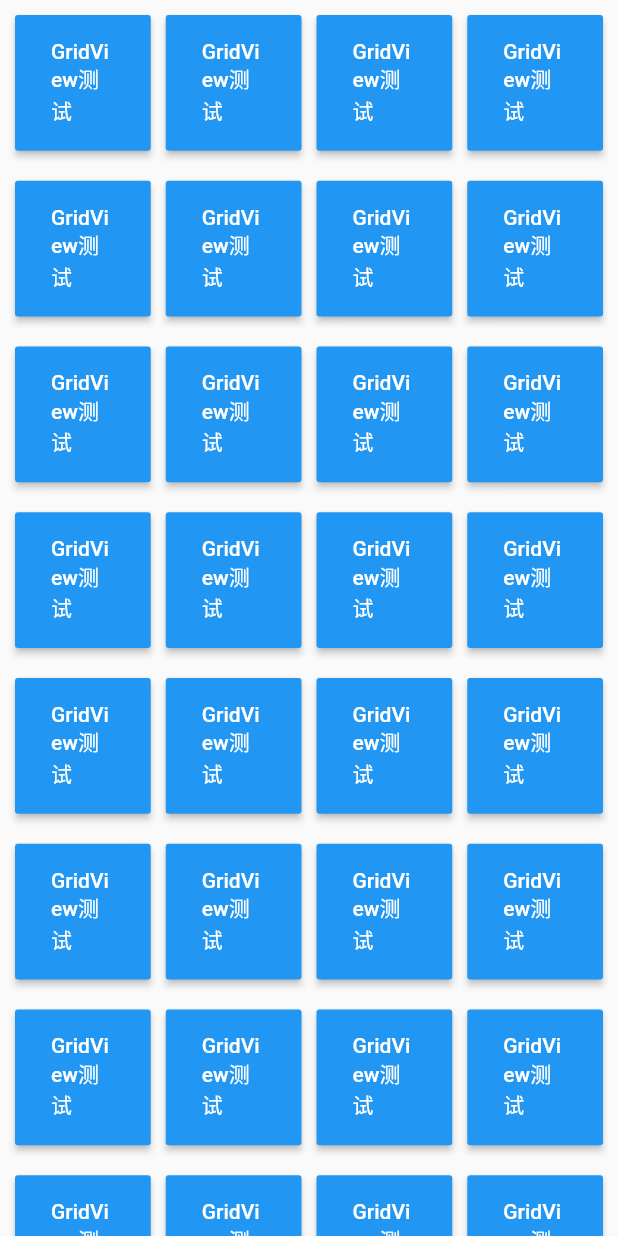
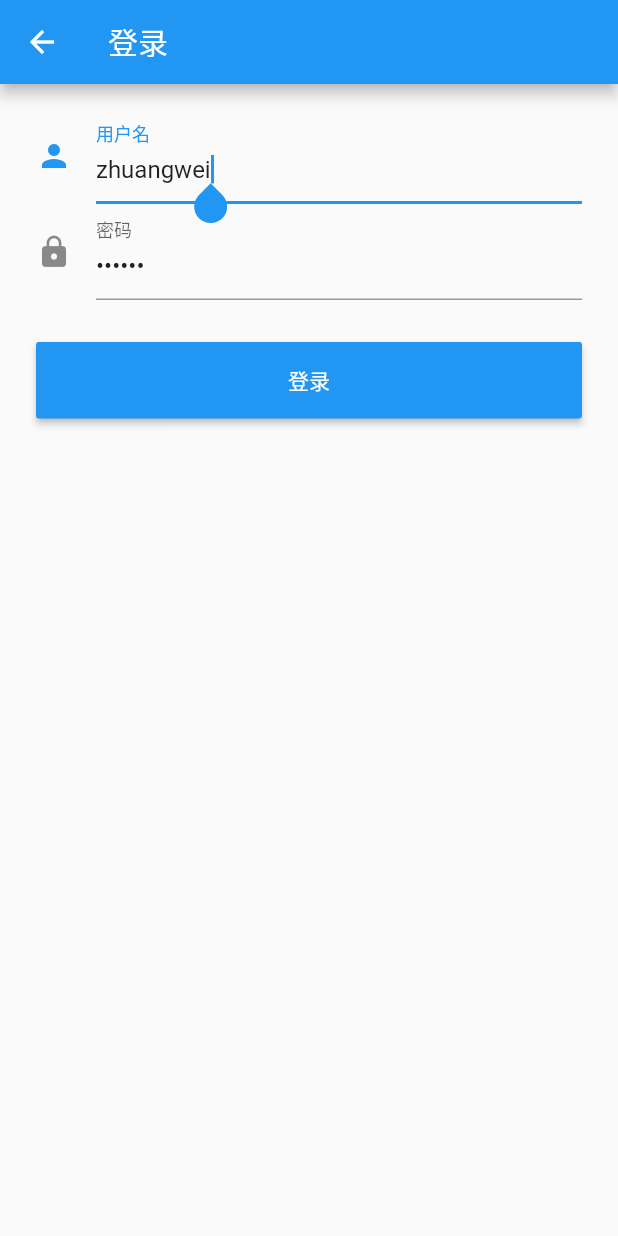
Before and after one commit to zw-zhuangwei/flutter-app, a Flutter app: the screen it shows after launch, on a phone screen of 412 x 824 dp. Run offline on Flutter 3.47's test engine with Material 2 defaults, Android fonts, the phone set to English and light mode, and no system bars; our stand-ins replace dio, flutter_swiper, fluttertoast, localstorage, shared_preferences, shimmer and 1 more.

Commit message:
### 添加本地缓存

```diff
--- /dev/null
+++ b/lib/api/account_api.dart
@@ -0,0 +1,6 @@
+import '../utils/dio_util.dart';
+
+class AccountApi {
+  static DioUtil request = DioUtil();
+  static login(data) => request.post('/api/user/login', data: data);
+}
--- a/lib/api/test_api.dart
+++ b/lib/api/test_api.dart
@@ -1,4 +1,4 @@
-import '../utils/DioUtil.dart';
+import '../utils/dio_util.dart';
 
 class TestApi {
   static DioUtil request = DioUtil();
--- /dev/null
+++ b/lib/config/manage_config.dart
@@ -0,0 +1,3 @@
+class ManageConfig {
+  static final String userInfoStorage = 'USER_INFO_STORAGE';
+}
--- a/lib/main.dart
+++ b/lib/main.dart
@@ -7,7 +7,7 @@ import './router/home_router.dart';
 
 import './provider/Counter.dart';
 
-void main() {
+void main() async {
   runZoned(() => runApp(MyApp()), onError: (Object obj, StackTrace stack) {
     //全局未捕获error拦截
     print('全局拦截错误obj：$obj');
@@ -32,7 +32,7 @@ class MyApp extends StatelessWidget {
               primarySwatch: Colors.blue,
             ),
             // home: BottomBar(),
-            initialRoute: '/gridview_sys_widget', //初始化加载的路由
+            initialRoute: '/login_account_page', //初始化加载的路由
             //routes: {},
             onGenerateRoute: onGenerateRoute, //路由拦截器
           );
--- /dev/null
+++ b/lib/pages/account/login_account_page.dart
@@ -0,0 +1,98 @@
+import 'dart:convert';
+
+import 'package:flutter/material.dart';
+import 'package:localstorage/localstorage.dart';
+import '../../config/manage_config.dart';
+import '../../utils/storage_util.dart';
+
+import '../../api/account_api.dart';
+
+class LoginAccountPage extends StatefulWidget {
+  @override
+  _LoginAccountPageState createState() => new _LoginAccountPageState();
+}
+
+class _LoginAccountPageState extends State<LoginAccountPage> {
+  TextEditingController _unameController =
+      TextEditingController(text: 'zhuangwei');
+  TextEditingController _pwdController = TextEditingController(text: '123456');
+  GlobalKey _formKey = GlobalKey<FormState>();
+
+  @override
+  Widget build(BuildContext context) {
+    return Scaffold(
+      appBar: AppBar(
+        title: Text("登录"),
+      ),
+      body: Padding(
+        padding: const EdgeInsets.symmetric(vertical: 16.0, horizontal: 24.0),
+        child: Form(
+          key: _formKey, //设置globalKey，用于后面获取FormState
+          autovalidate: true, //开启自动校验
+          child: Column(
+            children: <Widget>[
+              TextFormField(
+                  autofocus: true,
+                  controller: _unameController,
+                  decoration: InputDecoration(
+                      labelText: "用户名",
+                      hintText: "用户名或邮箱",
+                      icon: Icon(Icons.person)),
+                  // 校验用户名
+                  validator: (v) {
+                    return v.trim().length > 0 ? null : "用户名不能为空";
+                  }),
+              TextFormField(
+                  controller: _pwdController,
+                  decoration: InputDecoration(
+                      labelText: "密码",
+                      hintText: "您的登录密码",
+                      icon: Icon(Icons.lock)),
+                  obscureText: true,
+                  //校验密码
+                  validator: (v) {
+                    return v.trim().length > 5 ? null : "密码不能少于6位";
+                  }),
+              // 登录按钮
+              Padding(
+                padding: const EdgeInsets.only(top: 28.0),
+                child: Row(
+                  children: <Widget>[
+                    Expanded(
+                      child: RaisedButton(
+                        padding: EdgeInsets.all(15.0),
+                        child: Text("登录"),
+                        color: Theme.of(context).primaryColor,
+                        textColor: Colors.white,
+                        onPressed: () async {
+                          if ((_formKey.currentState as FormState).validate()) {
+                            // 验证通过提交数据
+                            Map res = await AccountApi.login({
+                              'uname': _unameController.text,
+                              'pwd': _pwdController.text,
+                            });
+
+                            await StorageUtil.setString(
+                                ManageConfig.userTokenStorage,
+                                res['data']['token']);
+
+                            LocalStorage localStorage =
+                                LocalStorage('LocalStorage');
+                            await localStorage.ready;
+
+                            Navigator.of(context)
+                                .pushReplacementNamed('/dio_plug_widget');
+                          }
+                        },
+                      ),
+                    ),
+                  ],
+                ),
+              )
+            ],
+          ),
+        ),
+      ),
+    );
+  }
+}
--- a/lib/pages/plug_widget/dio_plug_widget.dart
+++ b/lib/pages/plug_widget/dio_plug_widget.dart
@@ -75,7 +75,7 @@ class _DioPlugWidgetState extends State<DioPlugWidget>
                 'title': "什么是跨域？跨域请求资源的方法有哪些555？"
               });
               print(7777777);
-              print(res['data']);
+              print(res);
             },
           ),
           Text('返回数据：${this._reqData1}'),
--- a/lib/pages/sys_widget/gridview_sys_widget.dart
+++ b/lib/pages/sys_widget/gridview_sys_widget.dart
@@ -79,7 +79,7 @@ class GridviewSysWidget extends StatelessWidget {
           itemCount: 100,
           padding: EdgeInsets.all(10),
 
-          /// SliverGridDelegateWithFixedCrossAxisCount 构建一个横轴固定数量Widget
+          /// SliverGridDelegateWithMaxCrossAxisExtent 构建一个横轴不固定数量Widget
           gridDelegate: SliverGridDelegateWithMaxCrossAxisExtent(
             maxCrossAxisExtent: 100, //单个子Widget的水平最大宽度
             mainAxisSpacing: 20.0, //水平单个子Widget之间间距
--- /dev/null
+++ b/lib/router/account_router.dart
@@ -0,0 +1,5 @@
+import '../pages/account/login_account_page.dart';
+
+final routes = {
+  '/login_account_page': (context) => LoginAccountPage(),
+};
--- a/lib/router/home_router.dart
+++ b/lib/router/home_router.dart
@@ -4,6 +4,7 @@ import './widget_router.dart' as WidgetRouter;
 import './sys_widget_router.dart' as SysWidgetRouter;
 import './plug_router.dart' as PlugRouter;
 import './test_router.dart' as TestRouter;
+import './account_router.dart' as AccountRouter;
 
 /// 合并多个路由(Map)对象
 /// 文件路由加在此处
@@ -11,7 +12,8 @@ import './test_router.dart' as TestRouter;
 final Map routes = Map.from(WidgetRouter.routes)
   ..addAll(SysWidgetRouter.routes)
   ..addAll(PlugRouter.routes)
-  ..addAll(TestRouter.routes);
+  ..addAll(TestRouter.routes)
+  ..addAll(AccountRouter.routes);
 
 // 路由拦截器
 Route onGenerateRoute(RouteSettings settings) {
--- a/lib/router/sys_widget_router.dart
+++ b/lib/router/sys_widget_router.dart
@@ -1,17 +1,22 @@
 import '../pages/sys_widget/container_text_sys_widget.dart';
 import '../pages/sys_widget/button_sys_widget.dart';
-import '../pages/sys_widget/column_sys_widget.dart';
+import '../pages/sys_widget/column_row_sys_widget.dart';
 import '../pages/sys_widget/image_sys_widget.dart';
 import '../pages/sys_widget/listview_sys_widget.dart';
 import '../pages/sys_widget/gridview_sys_widget.dart';
+import '../pages/sys_widget/scroll_controller_sys_widget.dart';
+import '../pages/sys_widget/wrap_flow_sys_widget.dart';
+import '../pages/sys_widget/stack_positioned_sys_widget.dart';
 
 final routes = {
   '/container_text_sys_widget': (context) => ContainerTextSysWidget(),
   '/button_sys_widget': (context, {arguments}) =>
       ButtonSysWidget(arguments: arguments),
-  '/column_sys_widget': (context, {arguments}) =>
-      ColumnSysWidget(arguments: arguments),
+  '/column_row_sys_widget': (context) => ColumnRowSysWidget(),
   '/image_sys_widget': (context) => ImageSysWidget(),
   '/listview_sys_widget': (context) => ListviewSysWidget(),
   '/gridview_sys_widget': (context) => GridviewSysWidget(),
+  '/scroll_controller_sys_widget': (context) => ScrollControllerSysWidget(),
+  '/wrap_flow_sys_widget': (context) => WrapFlowSysWidget(),
+  '/stack_positioned_sys_widget': (context) => StackPositionedSysWidget(),
 };
--- a/pubspec.yaml
+++ b/pubspec.yaml
@@ -30,6 +30,8 @@ dependencies:
   flutter_swiper: ^1.1.6
   webview_flutter: ^0.3.19+9
   shimmer: ^1.1.0
+  localstorage: ^3.0.1+4
+  shared_preferences: ^0.5.6+3
 
 dev_dependencies:
   flutter_test:
```
Also changed, not shown: lib/pages/sys_widget/column_row_sys_widget.dart (added, +42 -0 lines), lib/pages/sys_widget/column_sys_widget.dart (deleted, +0 -69 lines), lib/pages/sys_widget/scroll_controller_sys_widget.dart (added, +67 -0 lines), lib/pages/sys_widget/stack_positioned_sys_widget.dart (added, +35 -0 lines), lib/pages/sys_widget/wrap_flow_sys_widget.dart (added, +95 -0 lines), lib/utils/DioUtil.dart (deleted, +0 -64 lines), lib/utils/dio_util.dart (added, +69 -0 lines), lib/utils/storage_util.dart (added, +18 -0 lines), lib/widget/BottomBar.dart (+15 -1 lines), pubspec.lock, 1 other file.
